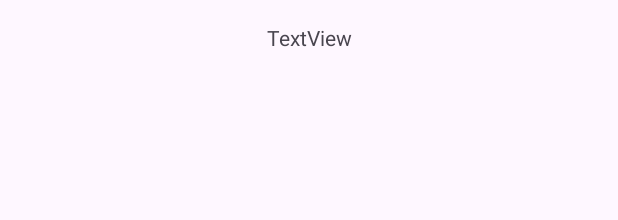
After one commit to sun-hyuck/study2, an Android app: the layout item_recycler.xml on its own in the app's theme, with its tools: preview values and no code run, on a phone screen of 412 x 824 dp. The commit adds this screen. Shown: the top 220 px of the screen. Run offline under Robolectric (Android 15) with nearby library versions, the phone set to English and light mode, and no system bars.

Commit message:
plus recyclerview

```diff
--- a/MyApplication/app/src/main/AndroidManifest.xml
+++ b/MyApplication/app/src/main/AndroidManifest.xml
@@ -2,8 +2,7 @@
 <manifest xmlns:android="http://schemas.android.com/apk/res/android"
     xmlns:tools="http://schemas.android.com/tools">
 
-    <uses-permission android:name="android.permission.INTERNET"/>
-
+    <uses-permission android:name="android.permission.INTERNET" />
 
     <application
         android:allowBackup="true"
@@ -16,6 +15,9 @@
         android:theme="@style/Theme.MyApplication"
         tools:targetApi="31">
         <activity
+            android:name=".activityTest"
+            android:exported="false" />
+        <activity
             android:name=".MainActivity"
             android:exported="true">
             <intent-filter>
--- a/MyApplication/app/src/main/java/com/example/myapplication/MainActivity.kt
+++ b/MyApplication/app/src/main/java/com/example/myapplication/MainActivity.kt
@@ -1,5 +1,6 @@
 package com.example.myapplication
 
+import android.content.Intent
 import androidx.appcompat.app.AppCompatActivity
 import android.os.Bundle
 import android.service.autofill.UserData
@@ -19,9 +20,12 @@ class MainActivity : AppCompatActivity() {
         super.onCreate(savedInstanceState)
         setContentView(binding.root)
 
+        val intent = Intent(this, activityTest::class.java)
+
         var user = User("qwer", "1234")
         val a = binding.LoginID
         val b = binding.LoginPW
+
 
 
 
@@ -29,6 +33,8 @@ class MainActivity : AppCompatActivity() {
         var inputID = binding.LoginID.text.toString()
         var inputpassword = binding.LoginPW.text.toString()
         if (inputID==user.ID && inputpassword==user.Password){
+            var intent = Intent(this, activityTest::class.java)
+            startActivity(intent)
             Toast.makeText(this, "로그인 성공", Toast.LENGTH_SHORT).show()
         }else
         { if(inputID !=user.ID && inputpassword==user.Password){
--- /dev/null
+++ b/MyApplication/app/src/main/res/layout/item_recycler.xml
@@ -0,0 +1,14 @@
+<?xml version="1.0" encoding="utf-8"?>
+<LinearLayout xmlns:android="http://schemas.android.com/apk/res/android"
+    android:layout_width="match_parent"
+    android:layout_height="50dp"
+    android:gravity="center_vertical"
+    android:orientation="horizontal">
+
+    <TextView
+        android:id="@+id/no"
+        android:layout_width="match_parent"
+        android:layout_height="wrap_content"
+        android:gravity="center"
+        android:text="TextView" />
+</LinearLayout>
```
Also changed, not shown: MyApplication/app/src/main/java/com/example/myapplication/CustomAdapter.kt (added, +32 -0 lines), MyApplication/app/src/main/java/com/example/myapplication/activityTest.kt (added, +41 -0 lines), MyApplication/app/src/main/res/layout/activity_test.xml (added, +18 -0 lines).
